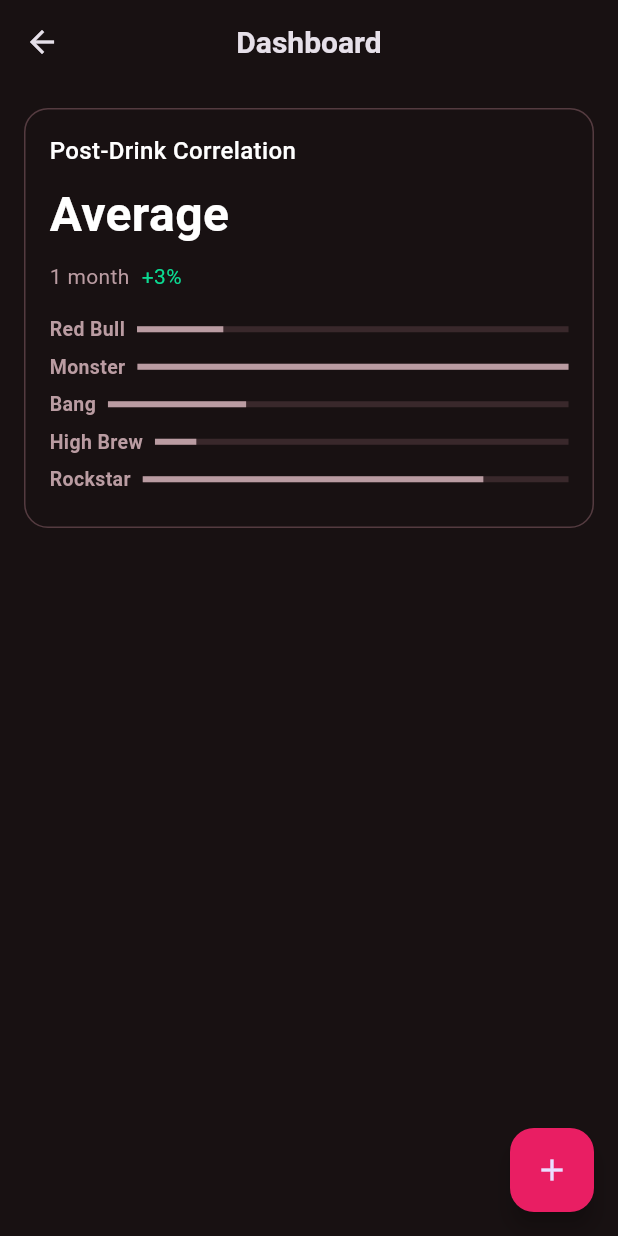
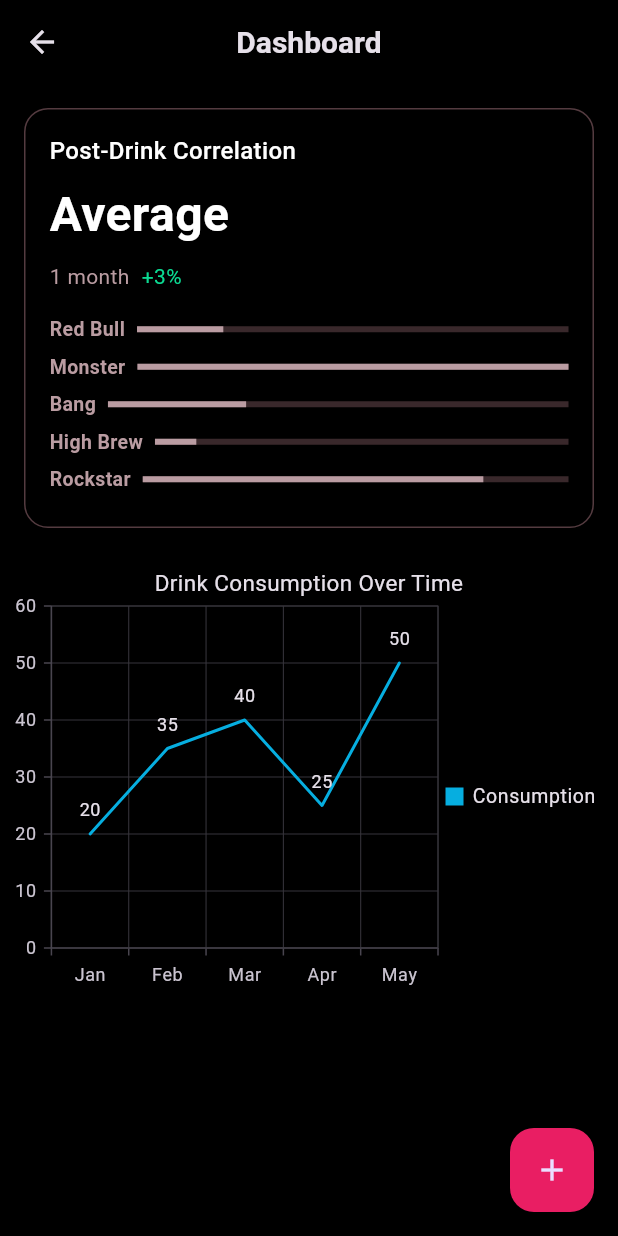
Before and after one commit to jphacks/os_2406, a Flutter app: the screen it shows after launch, on a phone screen of 412 x 824 dp. Run offline on Flutter 3.47's test engine with Material 3 defaults, Android fonts, the phone set to English and light mode, and no system bars; our stand-ins replace syncfusion_flutter_charts.

Commit message:
add graph

```diff
--- a/flutter_application/lib/main.dart
+++ b/flutter_application/lib/main.dart
@@ -1,4 +1,5 @@
 import 'package:flutter/material.dart';
+import 'package:syncfusion_flutter_charts/charts.dart'; // Syncfusionのインポート
 import 'src/input_before.dart'; // 遷移先の画面ファイルをインポート
 
 void main() {
@@ -23,9 +24,9 @@
   @override
   Widget build(BuildContext context) {
     return Scaffold(
-      backgroundColor: const Color(0xFF181112),
+      backgroundColor: const Color(0xFF000000),
       appBar: AppBar(
-        backgroundColor: const Color(0xFF181112),
+        backgroundColor: const Color(0xFF000000),
         leading: IconButton(
           icon: const Icon(Icons.arrow_back),
           onPressed: () {}, // Back button functionality
@@ -76,6 +77,26 @@
               ),
             ),
           ),
+          // ここからグラフを追加
+          Container(
+            height: 300, // グラフの高さ
+            child: SfCartesianChart(
+              title: ChartTitle(text: 'Drink Consumption Over Time'),
+              legend: Legend(isVisible: true),
+              primaryXAxis: CategoryAxis(),
+              primaryYAxis: NumericAxis(),
+              series: <CartesianSeries>[
+                LineSeries<ChartData, String>(
+                  dataSource: getChartData(),
+                  xValueMapper: (ChartData data, _) => data.month,
+                  yValueMapper: (ChartData data, _) => data.consumption,
+                  name: 'Consumption',
+                  dataLabelSettings: DataLabelSettings(isVisible: true),
+                ),
+              ],
+            ),
+          ),
+          // ここまでグラフを追加
         ],
       ),
       floatingActionButton: FloatingActionButton(
@@ -90,6 +111,25 @@
       ),
     );
   }
+
+  // グラフデータを取得するメソッド
+  List<ChartData> getChartData() {
+    return [
+      ChartData('Jan', 20),
+      ChartData('Feb', 35),
+      ChartData('Mar', 40),
+      ChartData('Apr', 25),
+      ChartData('May', 50),
+    ];
+  }
+}
+
+// データクラス
+class ChartData {
+  final String month;
+  final double consumption;
+
+  ChartData(this.month, this.consumption);
 }
 
 class StatusCard extends StatelessWidget {
```
Also changed, not shown: flutter_application/pubspec.lock.
